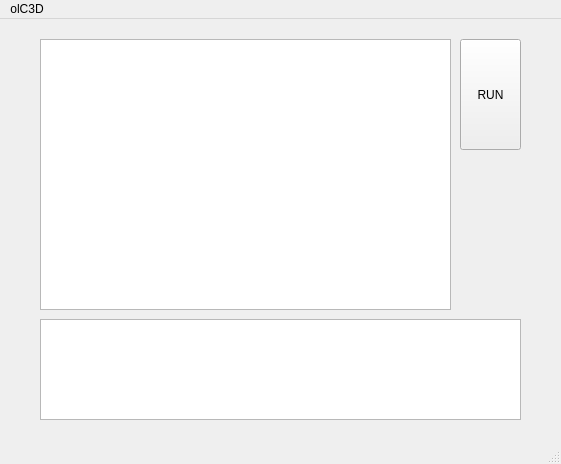
First picture: the form in Clase8/mainwindow.ui, repository AndresRodas/OLC2_PrimerSemestre_2023, before the edit.
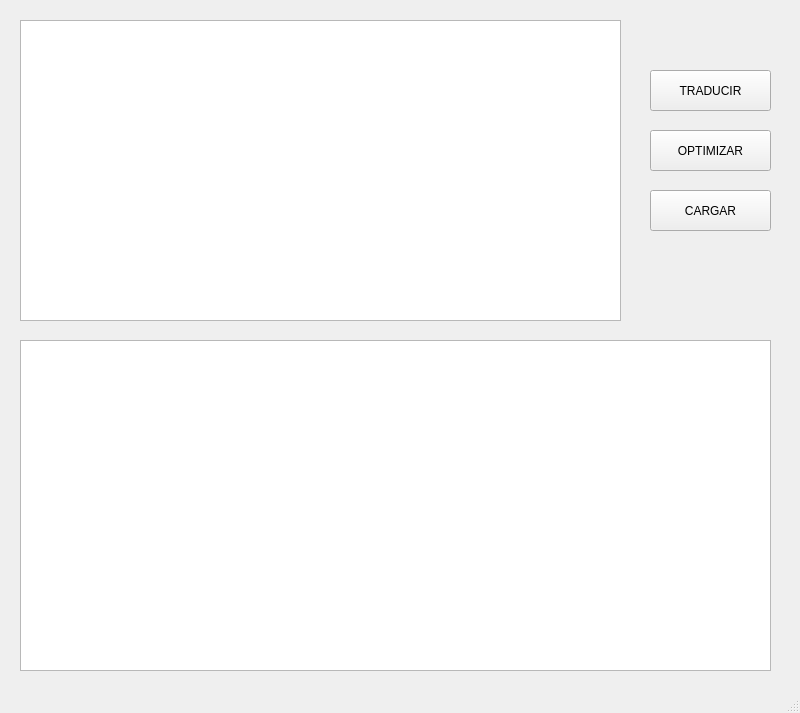
Second picture: the form after the edit.

```diff
--- a/Clase8/mainwindow.ui
+++ b/Clase8/mainwindow.ui
@@ -6,63 +6,73 @@
    <rect>
     <x>0</x>
     <y>0</y>
-    <width>561</width>
-    <height>464</height>
+    <width>800</width>
+    <height>713</height>
    </rect>
   </property>
   <property name="windowTitle">
    <string>MainWindow</string>
   </property>
   <widget class="QWidget" name="centralwidget">
-   <widget class="QPushButton" name="pushButton_2">
-    <property name="geometry">
-     <rect>
-      <x>460</x>
-      <y>20</y>
-      <width>61</width>
-      <height>111</height>
-     </rect>
-    </property>
-    <property name="text">
-     <string>RUN</string>
-    </property>
-   </widget>
    <widget class="QTextEdit" name="textEdit">
     <property name="geometry">
      <rect>
-      <x>40</x>
+      <x>20</x>
       <y>20</y>
-      <width>411</width>
-      <height>271</height>
+      <width>601</width>
+      <height>301</height>
      </rect>
     </property>
    </widget>
    <widget class="QTextEdit" name="textEdit_2">
     <property name="geometry">
      <rect>
-      <x>40</x>
-      <y>300</y>
-      <width>481</width>
-      <height>101</height>
+      <x>20</x>
+      <y>340</y>
+      <width>751</width>
+      <height>331</height>
      </rect>
     </property>
    </widget>
-  </widget>
-  <widget class="QMenuBar" name="menubar">
-   <property name="geometry">
-    <rect>
-     <x>0</x>
-     <y>0</y>
-     <width>561</width>
-     <height>21</height>
-    </rect>
-   </property>
-   <widget class="QMenu" name="menuolC3D">
-    <property name="title">
-     <string>olC3D</string>
+   <widget class="QPushButton" name="pushButton">
+    <property name="geometry">
+     <rect>
+      <x>650</x>
+      <y>70</y>
+      <width>121</width>
+      <height>41</height>
+     </rect>
     </property>
+    <property name="text">
+     <string>TRADUCIR</string>
+    </property>
    </widget>
-   <addaction name="menuolC3D"/>
+   <widget class="QPushButton" name="pushButton_2">
+    <property name="geometry">
+     <rect>
+      <x>650</x>
+      <y>130</y>
+      <width>121</width>
+      <height>41</height>
+     </rect>
+    </property>
+    <property name="text">
+     <string>OPTIMIZAR</string>
+    </property>
+   </widget>
+   <widget class="QPushButton" name="pushButton_3">
+    <property name="geometry">
+     <rect>
+      <x>650</x>
+      <y>190</y>
+      <width>121</width>
+      <height>41</height>
+     </rect>
+    </property>
+    <property name="text">
+     <string>CARGAR</string>
+    </property>
+   </widget>
   </widget>
   <widget class="QStatusBar" name="statusbar"/>
  </widget>
```
Left out of the diff: 2 changed lines with no effect on the pictures.
